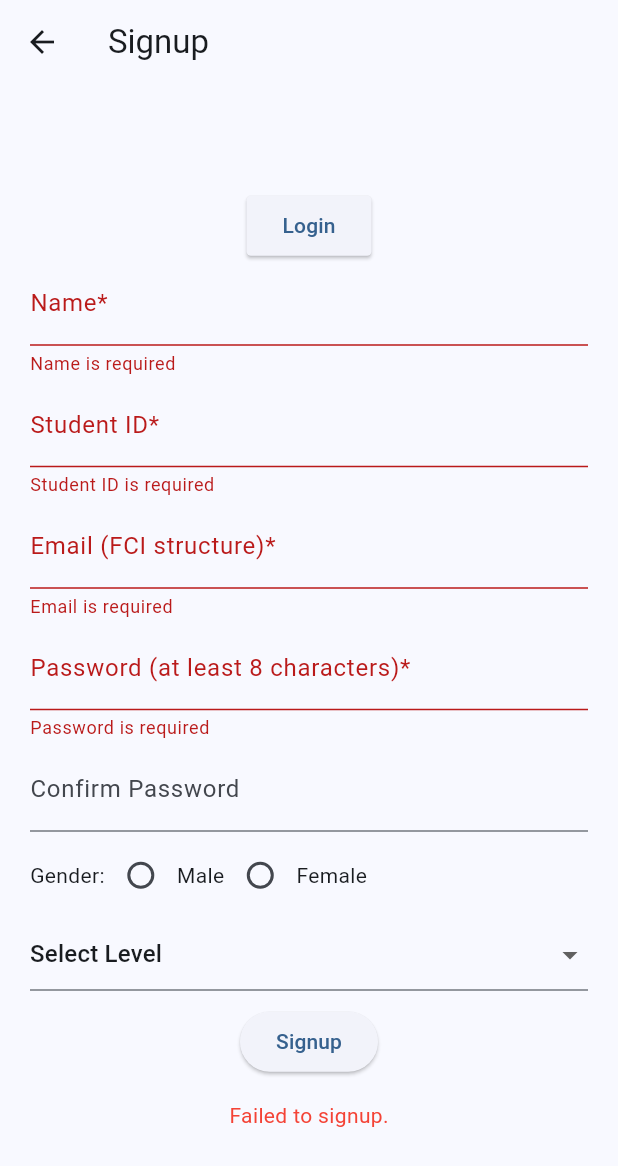
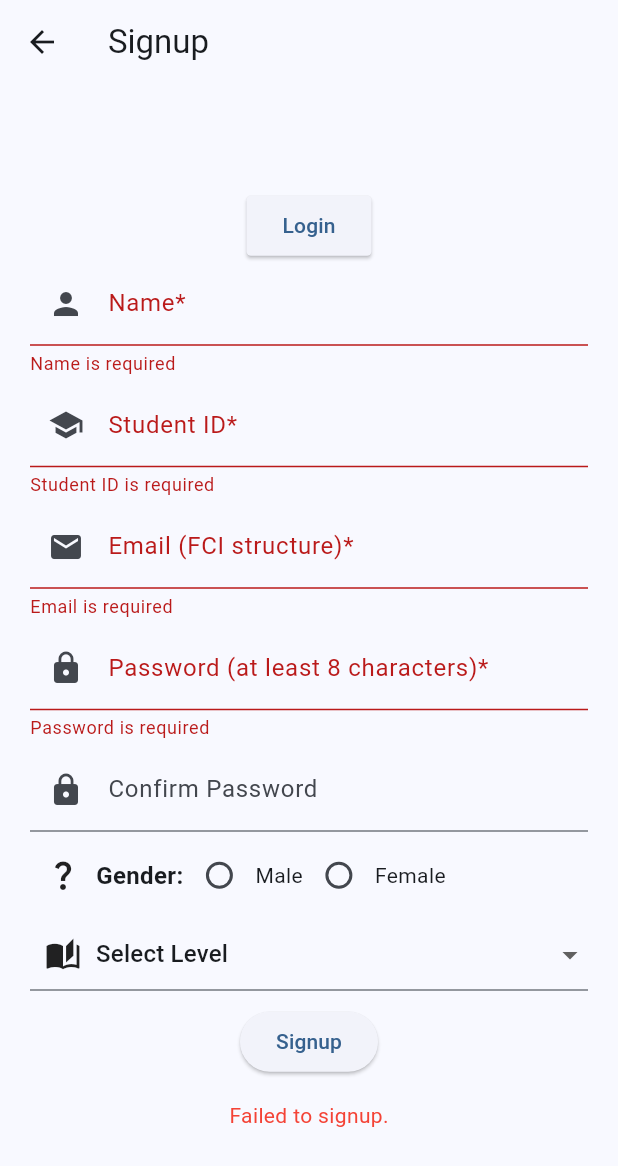
Before and after one commit to nourokbi/Assignment1-Mobile, a Flutter app: the SignupPage screen opened by its route, after a tap on "Signup", on a phone screen of 412 x 824 dp. Shown: the top 1166 px of the screen. Run offline on Flutter 3.47's test engine with Material 3 defaults, Android fonts, the phone set to English and light mode, and no system bars; our stand-ins replace cloud_firestore, firebase_auth, firebase_core, hive, hive_flutter, image_picker; accounts and stored records are empty.

Commit message:
Firebase added to signup and login

```diff
--- a/lib/main.dart
+++ b/lib/main.dart
@@ -3,7 +3,6 @@
 import 'package:demo/firebase_options.dart';
 import 'package:demo/models/constants.dart';
 import 'package:demo/models/user.dart';
-import 'package:demo/screens/edit_profile.dart';
 import 'package:demo/screens/profile.dart';
 import 'package:demo/screens/login.dart';
 import 'package:demo/screens/signup.dart';
--- a/lib/screens/signup.dart
+++ b/lib/screens/signup.dart
@@ -1,5 +1,6 @@
 // ignore_for_file: library_private_types_in_public_api
 import 'package:demo/models/constants.dart';
+import 'package:demo/models/service_auth.dart';
 import 'package:demo/models/user.dart';
 import 'package:demo/screens/login.dart';
 import 'package:flutter/material.dart';
@@ -122,6 +123,15 @@ class _SignupPageState extends State<SignupPage> {
         level: _level,
       );
       myBox.put(_emailController.text, user);
+      AuthService().signUpWithEmailAndPassword(
+        email: _emailController.text,
+        password: _passwordController.text,
+        name: _nameController.text,
+        studentId: _studentIdController.text,
+        // imageUrl: "",
+        gender: _gender,
+        level: _level.toString(),
+      );
       await Future.delayed(const Duration(seconds: 1));
       Navigator.of(context).pushReplacement(MaterialPageRoute(
         builder: (context) => const LoginPage(),
@@ -165,6 +175,7 @@ class _SignupPageState extends State<SignupPage> {
                   keyboardType: TextInputType.name,
                   decoration: InputDecoration(
                     labelText: 'Name*',
+                    prefixIcon: const Icon(Icons.person),
                     errorText: _nameError,
                   ),
                 ),
@@ -173,6 +184,7 @@ class _SignupPageState extends State<SignupPage> {
                   controller: _studentIdController,
                   decoration: InputDecoration(
                     labelText: 'Student ID*',
+                    prefixIcon: const Icon(Icons.school),
                     errorText: _studentIdError,
                   ),
                 ),
@@ -182,6 +194,7 @@ class _SignupPageState extends State<SignupPage> {
                   keyboardType: TextInputType.emailAddress,
                   decoration: InputDecoration(
                     labelText: 'Email (FCI structure)*',
+                    prefixIcon: const Icon(Icons.email),
                     errorText: _emailError,
                   ),
                 ),
@@ -191,6 +204,7 @@ class _SignupPageState extends State<SignupPage> {
                   obscureText: true,
                   decoration: InputDecoration(
                     labelText: 'Password (at least 8 characters)*',
+                    prefixIcon: const Icon(Icons.lock),
                     errorText: _passwordError,
                   ),
                 ),
@@ -200,13 +214,19 @@ class _SignupPageState extends State<SignupPage> {
                   obscureText: true,
                   decoration: InputDecoration(
                     labelText: 'Confirm Password',
+                    prefixIcon: const Icon(Icons.lock),
                     errorText: _confirmPasswordError,
                   ),
                 ),
                 const SizedBox(height: 5),
                 Row(
                   children: [
-                    const Text('Gender:'),
+                    const SizedBox(width: 10),
+                    const Icon(Icons.question_mark),
+                    const SizedBox(width: 10),
+                    const Text('Gender:',
+                        style: TextStyle(
+                            fontSize: 16, fontWeight: FontWeight.bold)),
                     Radio(
                       value: 'Male',
                       groupValue: _gender,
@@ -227,7 +247,16 @@ class _SignupPageState extends State<SignupPage> {
                   value: _level,
                   hint: const Text('Select Level (optional)'),
                   items: const [
-                    DropdownMenuItem(value: 0, child: Text('Select Level')),
+                    DropdownMenuItem(
+                        value: 0,
+                        child: Row(
+                          children: [
+                            SizedBox(width: 10),
+                            Icon(Icons.auto_stories),
+                            SizedBox(width: 10),
+                            Text('Select Level')
+                          ],
+                        )),
                     DropdownMenuItem(value: 1, child: Text('Level 1')),
                     DropdownMenuItem(value: 2, child: Text('Level 2')),
                     DropdownMenuItem(value: 3, child: Text('Level 3')),
```
Also changed, not shown: lib/models/service_auth.dart (+10 -3 lines), lib/screens/login.dart (+8 -0 lines), lib/screens/profile.dart (+140 -34 lines).
